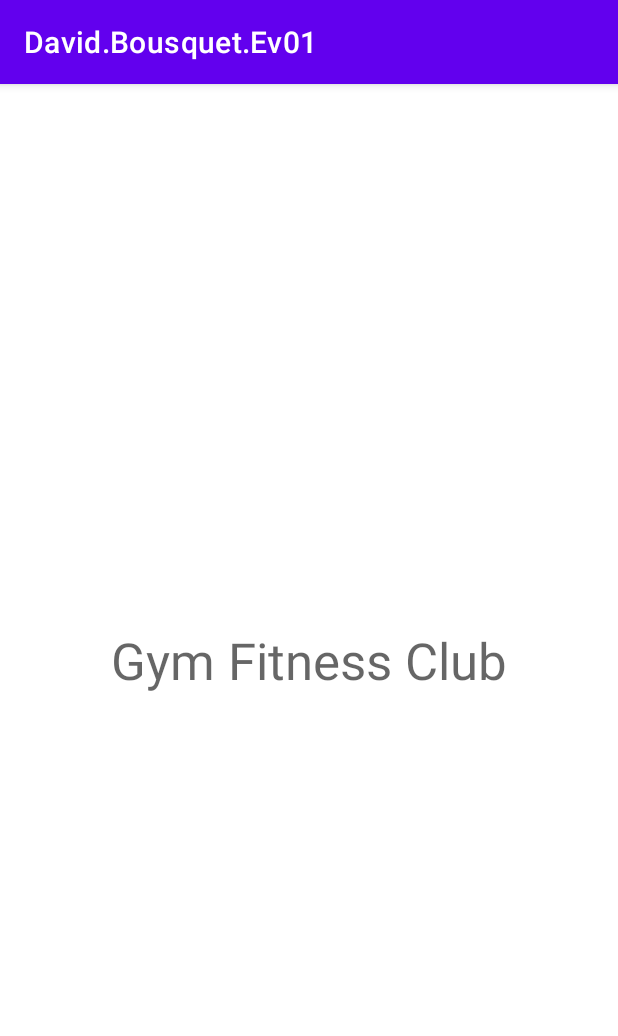
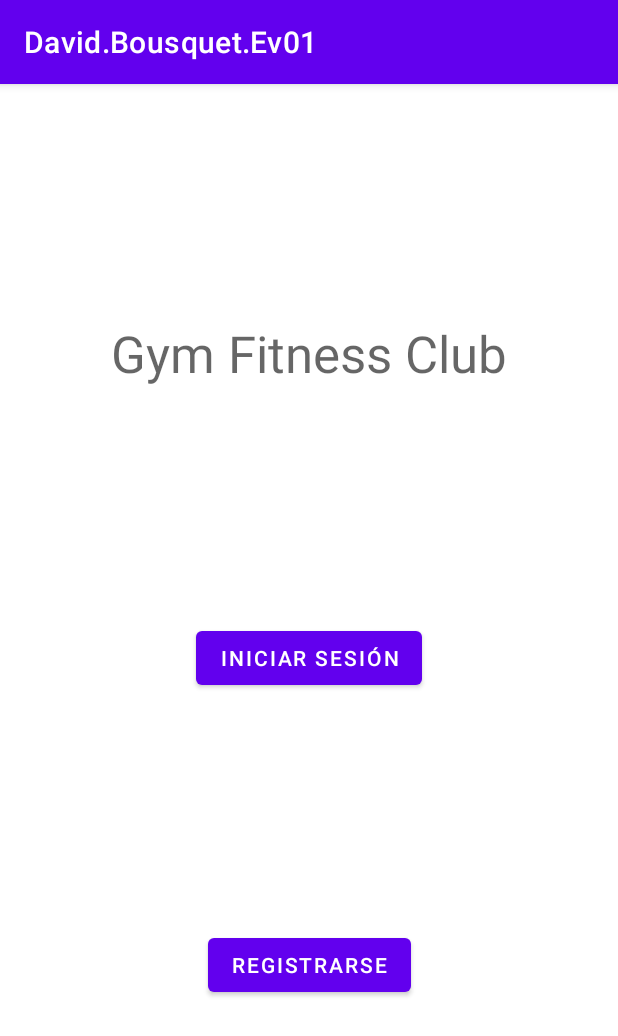
Before and after one commit to programaciondb/IMCAppAndroid, an Android app: the screen it shows after launch (MainActivity), on a phone screen of 412 x 824 dp. Shown: the top 1036 px of the screen. Run offline under Robolectric (Android 15) with nearby library versions, the phone set to English and light mode, and no system bars.

Commit message:
Added navigation between activities

```diff
--- a/app/src/main/AndroidManifest.xml
+++ b/app/src/main/AndroidManifest.xml
@@ -13,7 +13,7 @@
             android:name=".EvaluationsActivity"
             android:exported="true" />
         <activity
-            android:name=".AddEvaluation"
+            android:name=".AddEvaluationActivity"
             android:exported="true" />
         <activity
             android:name=".LoginActivity"
--- a/app/src/main/java/cl/ciisa/IC206IECIREOL/davidbousquetev01/AddEvaluation.java
+++ b/app/src/main/java/cl/ciisa/IC206IECIREOL/davidbousquetev01/AddEvaluationActivity.java
@@ -4,7 +4,7 @@ import androidx.appcompat.app.AppCompatActivity;
 
 import android.os.Bundle;
 
-public class AddEvaluation extends AppCompatActivity {
+public class AddEvaluationActivity extends AppCompatActivity {
 
     @Override
     protected void onCreate(Bundle savedInstanceState) {
--- a/app/src/main/java/cl/ciisa/IC206IECIREOL/davidbousquetev01/MainActivity.java
+++ b/app/src/main/java/cl/ciisa/IC206IECIREOL/davidbousquetev01/MainActivity.java
@@ -2,13 +2,36 @@ package cl.ciisa.IC206IECIREOL.davidbousquetev01;
 
 import androidx.appcompat.app.AppCompatActivity;
 
+import android.content.Intent;
 import android.os.Bundle;
+import android.view.View;
+import android.widget.Button;
+import android.widget.Toast;
 
 public class MainActivity extends AppCompatActivity {
+
+    private Button btnLogin;
+    private Button btnSignUp;
 
     @Override
     protected void onCreate(Bundle savedInstanceState) {
         super.onCreate(savedInstanceState);
         setContentView(R.layout.activity_main);
+
+        btnLogin = findViewById(R.id.activity_main_btn_login);
+        btnSignUp = findViewById(R.id.activity_main_btn_signup);
+
+        btnLogin.setOnClickListener(view -> {
+//            Toast.makeText(view.getContext(), "Cargando LogIn", Toast.LENGTH_SHORT);
+            Intent i = new Intent(view.getContext(), LoginActivity.class);
+            startActivity(i);
+        });
+        btnSignUp.setOnClickListener(view -> {
+//            Toast.makeText(view.getContext(), "Cargando Registro", Toast.LENGTH_SHORT);
+            Intent i = new Intent(view.getContext(), SignUpActivity.class);
+            startActivity(i);
+        });
+
+
     }
 }
--- a/app/src/main/res/layout/activity_add_evaluation.xml
+++ b/app/src/main/res/layout/activity_add_evaluation.xml
@@ -4,7 +4,7 @@
     xmlns:tools="http://schemas.android.com/tools"
     android:layout_width="match_parent"
     android:layout_height="match_parent"
-    tools:context=".AddEvaluation">
+    tools:context=".AddEvaluationActivity">
 
 
     <ScrollView
--- a/app/src/main/res/layout/activity_main.xml
+++ b/app/src/main/res/layout/activity_main.xml
@@ -6,14 +6,38 @@
     android:layout_height="match_parent"
     tools:context=".MainActivity">
 
+
     <TextView
         android:id="@+id/activity_main_text_title"
+        android:layout_width="264dp"
+        android:layout_height="45dp"
+        android:text="Gym Fitness Club"
+        android:textAppearance="@style/TextAppearance.AppCompat.Display1"
+        app:layout_constraintBottom_toTopOf="@+id/activity_main_btn_login"
+        app:layout_constraintEnd_toEndOf="parent"
+        app:layout_constraintStart_toStartOf="parent"
+        app:layout_constraintTop_toTopOf="parent"
+        app:layout_constraintVertical_bias="0.49" />
+
+    <Button
+        android:id="@+id/activity_main_btn_login"
         android:layout_width="wrap_content"
         android:layout_height="wrap_content"
-        android:text="Gym Fitness Club"
-        android:textAppearance="@style/TextAppearance.AppCompat.Display1"
+        android:text="Iniciar Sesión"
+        app:layout_constraintBottom_toTopOf="@+id/activity_main_btn_signup"
+        app:layout_constraintEnd_toEndOf="parent"
+        app:layout_constraintStart_toStartOf="parent"
+        app:layout_constraintTop_toBottomOf="@+id/activity_main_text_title" />
+
+    <Button
+        android:id="@+id/activity_main_btn_signup"
+        android:layout_width="wrap_content"
+        android:layout_height="wrap_content"
+        android:text="Registrarse"
         app:layout_constraintBottom_toBottomOf="parent"
         app:layout_constraintEnd_toEndOf="parent"
         app:layout_constraintStart_toStartOf="parent"
-        app:layout_constraintTop_toTopOf="parent" />
+        app:layout_constraintTop_toBottomOf="@+id/activity_main_btn_login" />
+
+
 </androidx.constraintlayout.widget.ConstraintLayout>
```
Also changed, not shown: app/src/main/java/cl/ciisa/IC206IECIREOL/davidbousquetev01/LoginActivity.java (+13 -0 lines), app/src/main/java/cl/ciisa/IC206IECIREOL/davidbousquetev01/SignUpActivity.java (+13 -0 lines).
